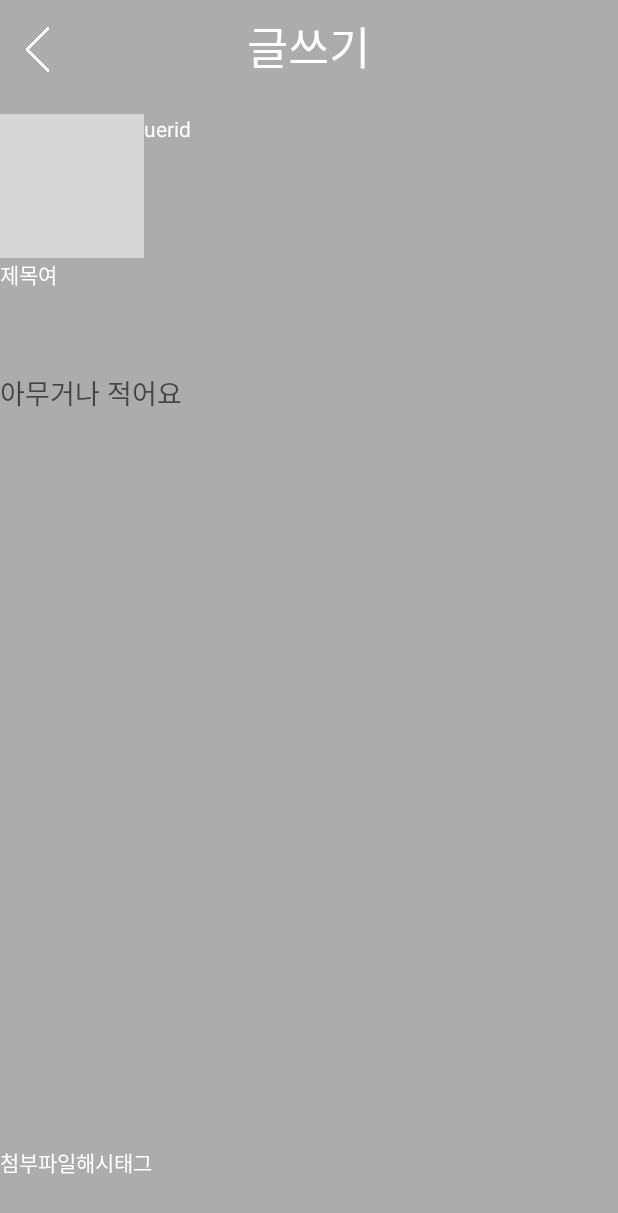
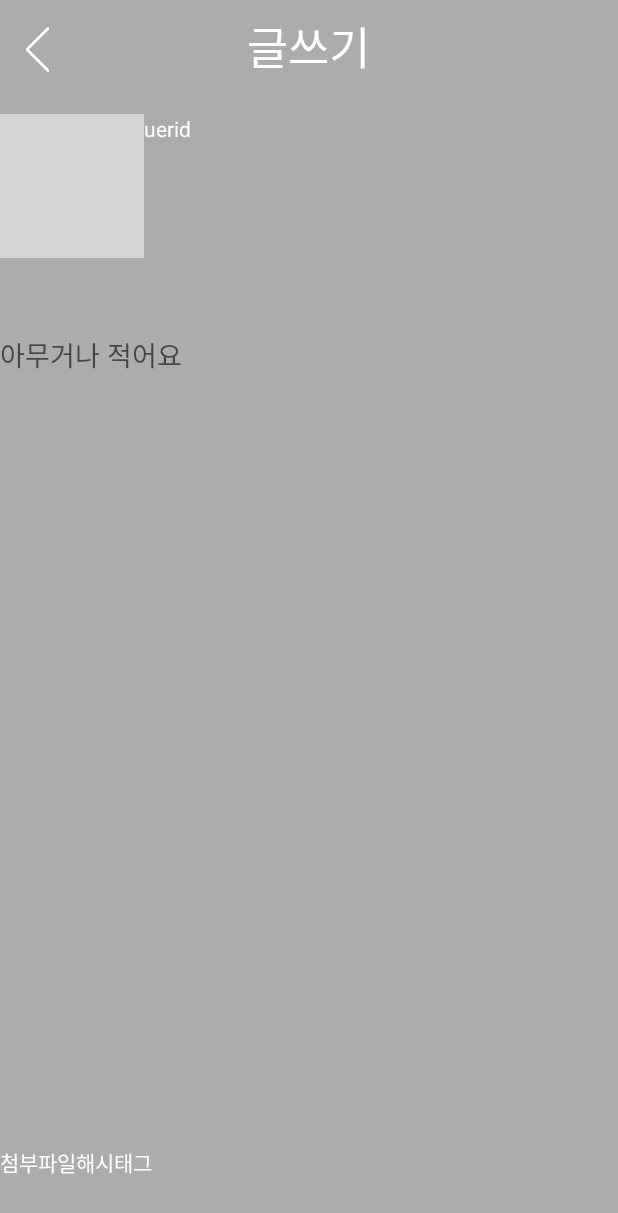
Before and after one commit to Zarazio/android_travel_log, an Android app: the Life_LogActivity screen opened directly, with no data from a screen before it, on a phone screen of 412 x 824 dp. Shown: the top 1213 px of the screen. Run offline under Robolectric (Android 15) with nearby library versions, the phone set to English and light mode, and no system bars; grey boxes are pictures that could not be loaded.

Commit message:
성만
Sufice뷰 대략 수정

```diff
--- a/Travel_Log/app/src/main/java/turn/zio/zara/travel_log/Life_LogActivity.java
+++ b/Travel_Log/app/src/main/java/turn/zio/zara/travel_log/Life_LogActivity.java
@@ -18,7 +18,6 @@ import android.view.View;
 import android.widget.EditText;
 import android.widget.ImageView;
 import android.widget.TextView;
-import android.widget.Toast;
 
 import java.io.FileNotFoundException;
 import java.io.IOException;
@@ -215,7 +214,6 @@ public class Life_LogActivity extends AppCompatActivity {
     protected void onActivityResult(int requestCode, int resultCode, Intent data) {
 
 
-        Toast.makeText(getBaseContext(), "resultCode : "+resultCode,Toast.LENGTH_SHORT).show();
 
         if(requestCode == getposition)
         {
--- a/Travel_Log/app/src/main/java/turn/zio/zara/travel_log/ListViewDialog.java
+++ b/Travel_Log/app/src/main/java/turn/zio/zara/travel_log/ListViewDialog.java
@@ -41,6 +41,7 @@ public class ListViewDialog extends Dialog {
     private void createListViewDialog(){
         ArrayAdapter<String> adapter = new ArrayAdapter<String>(mContext, android.R.layout.simple_list_item_1, mStrListItem);
         mListView.setAdapter(adapter);
+
         mListView.setOnItemClickListener(new OnItemClickListener(){
 
             @Override
--- a/Travel_Log/app/src/main/res/layout/activity_life_log.xml
+++ b/Travel_Log/app/src/main/res/layout/activity_life_log.xml
@@ -106,12 +106,14 @@
             android:layout_weight="2.1"
             android:orientation="vertical">
 
-            <TextView
-                android:id="@+id/view_Travel_logTitle"
-                android:layout_width="wrap_content"
-                android:layout_height="50dp"
-
-                android:text="제목여" />
+            <EditText
+                android:id="@+id/editText"
+                android:layout_width="match_parent"
+                android:layout_height="wrap_content"
+                android:background="@null"
+                android:ems="10"
+                android:hint="@null"
+                android:inputType="textPersonName" />
 
             <EditText
                 android:id="@+id/view_Travel_logTxt"
```
Also changed, not shown: Travel_Log/app/src/main/java/turn/zio/zara/travel_log/CameraSurfaceView.java (+9 -1 lines), Travel_Log/app/src/main/java/turn/zio/zara/travel_log/TravelCameraActivity.java (+24 -57 lines), Travel_Log/app/src/main/res/layout/activity_travel_camera.xml (+8 -9 lines).
